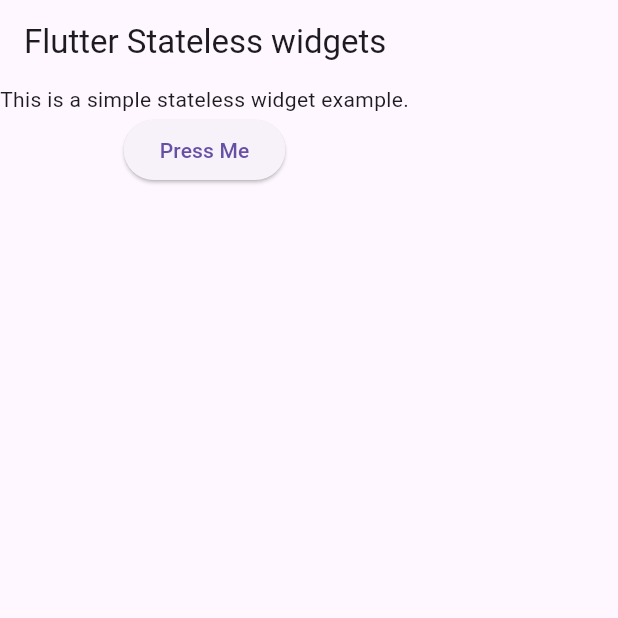
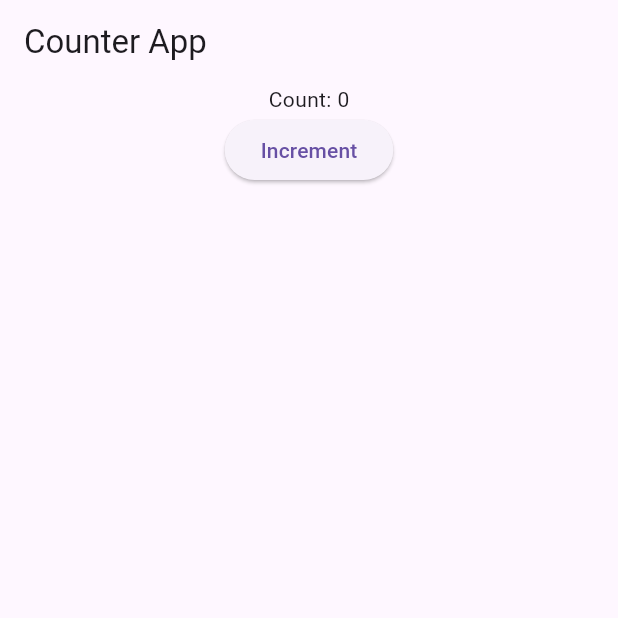
Before and after one commit to BraisonWabwire/flutter_app, a Flutter app: the screen it shows after launch, on a phone screen of 412 x 824 dp, the top half of it. Run offline on Flutter 3.47's test engine with Material 3 defaults, Android fonts, the phone set to English and light mode, and no system bars.

Commit message:
Working with stateful widgets

```diff
--- a/lib/main.dart
+++ b/lib/main.dart
@@ -1,31 +1,38 @@
 import 'package:flutter/material.dart';
 
 void main() {
-  runApp(const MyApp());
-
+  runApp(MyCounterApp());
 }
 
-class MyApp extends StatelessWidget {
-  const MyApp({super.key});
+class MyCounterApp extends StatefulWidget {
+  const MyCounterApp({super.key});
+  @override
+  State<MyCounterApp> createState() => _MyCounterAppState();
+}
 
+class _MyCounterAppState extends State<MyCounterApp> {
+  int counter = 0;
 
   @override
   Widget build(BuildContext context) {
     return MaterialApp(
-      debugShowCheckedModeBanner: false,
-      title: 'Flutter Stateless widgest',
+      title: 'Counter App',
       home: Scaffold(
-        appBar: AppBar(
-          title: const Text('Flutter Stateless widgets'),
-        ),
-        body: Column(
-          children: [
-            const Text('This is a simple stateless widget example.'),
-            ElevatedButton(
-              onPressed: () {},
-              child: const Text('Press Me'),
-            ),
-          ],
+        appBar: AppBar(title: Text('Counter App')),
+        body: Center(
+          child: Column(
+            children: [
+              Text('Count: $counter'),
+              ElevatedButton(
+                onPressed: () {
+                  setState(() {
+                    counter++;
+                  });
+                },
+                child: const Text('Increment'),
+              ),
+            ],
+          ),
         ),
       ),
     );
```
Also changed, not shown: 1 other file.
